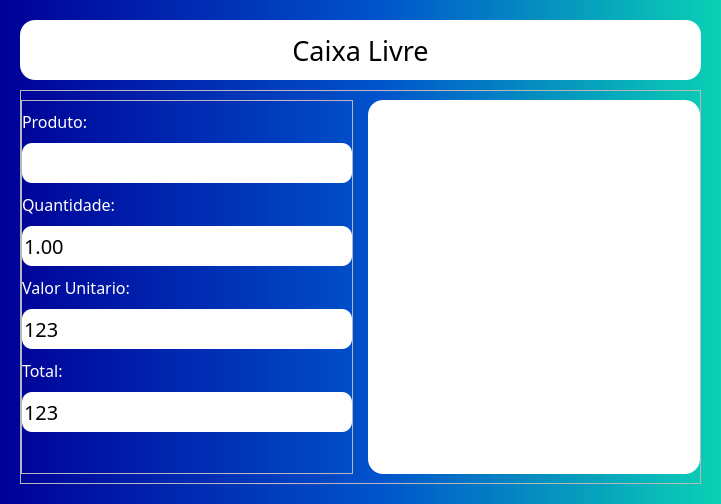
Before: the Qt Designer form ui/caixa.ui in igorcrissaff/CashFlow, drawn with Qt 5.
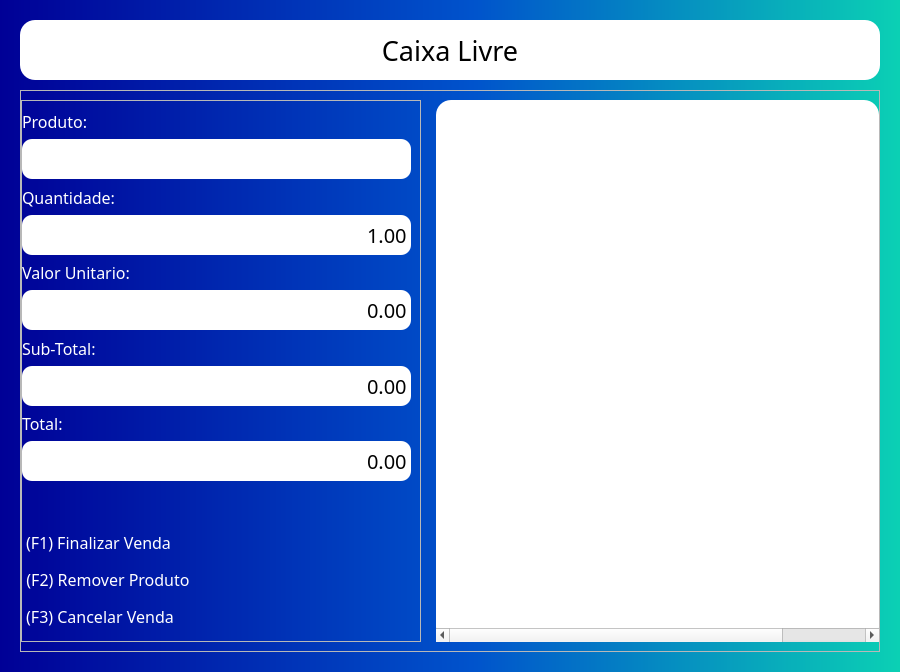
After: the same form once the commit is applied. Icons and pictures are not drawn.

Commit message: caixa finalizado

```diff
--- a/ui/caixa.ui
+++ b/ui/caixa.ui
@@ -6,8 +6,8 @@
    <rect>
     <x>0</x>
     <y>0</y>
-    <width>721</width>
-    <height>504</height>
+    <width>900</width>
+    <height>672</height>
    </rect>
   </property>
   <property name="windowTitle">
@@ -34,7 +34,7 @@
      <number>20</number>
     </property>
     <item>
-     <widget class="QLabel" name="label_5">
+     <widget class="QLabel" name="produto">
       <property name="minimumSize">
        <size>
         <width>0</width>
@@ -104,15 +104,9 @@
           <enum>QFrame::Raised</enum>
          </property>
          <layout class="QVBoxLayout" name="verticalLayout_2">
-          <property name="spacing">
-           <number>10</number>
-          </property>
           <property name="leftMargin">
            <number>0</number>
           </property>
-          <property name="rightMargin">
-           <number>0</number>
-          </property>
           <item>
            <widget class="QLabel" name="label">
             <property name="font">
@@ -186,6 +180,9 @@
              <string notr="true">background-color: rgb(255, 255, 255);
 border-radius: 10px;</string>
             </property>
+            <property name="alignment">
+             <set>Qt::AlignRight|Qt::AlignTrailing|Qt::AlignVCenter</set>
+            </property>
             <property name="buttonSymbols">
              <enum>QAbstractSpinBox::NoButtons</enum>
             </property>
@@ -214,7 +211,7 @@
            </widget>
           </item>
           <item>
-           <widget class="QLineEdit" name="lineEdit_2">
+           <widget class="QDoubleSpinBox" name="valor">
             <property name="minimumSize">
              <size>
               <width>0</width>
@@ -231,12 +228,21 @@
              <string notr="true">background-color: rgb(255, 255, 255);
 border-radius: 10px;</string>
             </property>
-            <property name="text">
-             <string>123</string>
+            <property name="alignment">
+             <set>Qt::AlignRight|Qt::AlignTrailing|Qt::AlignVCenter</set>
             </property>
             <property name="readOnly">
              <bool>true</bool>
             </property>
+            <property name="buttonSymbols">
+             <enum>QAbstractSpinBox::NoButtons</enum>
+            </property>
+            <property name="minimum">
+             <double>0.000000000000000</double>
+            </property>
+            <property name="value">
+             <double>0.000000000000000</double>
+            </property>
            </widget>
           </item>
           <item>
@@ -251,12 +257,63 @@
              <string notr="true">color: rgb(255, 255, 255);</string>
             </property>
             <property name="text">
+             <string>Sub-Total:</string>
+            </property>
+           </widget>
+          </item>
+          <item>
+           <widget class="QDoubleSpinBox" name="sub_total">
+            <property name="minimumSize">
+             <size>
+              <width>0</width>
+              <height>40</height>
+             </size>
+            </property>
+            <property name="font">
+             <font>
+              <family>Rubik</family>
+              <pointsize>15</pointsize>
+             </font>
+            </property>
+            <property name="styleSheet">
+             <string notr="true">background-color: rgb(255, 255, 255);
+border-radius: 10px;</string>
+            </property>
+            <property name="alignment">
+             <set>Qt::AlignRight|Qt::AlignTrailing|Qt::AlignVCenter</set>
+            </property>
+            <property name="readOnly">
+             <bool>true</bool>
+            </property>
+            <property name="buttonSymbols">
+             <enum>QAbstractSpinBox::NoButtons</enum>
+            </property>
+            <property name="minimum">
+             <double>0.000000000000000</double>
+            </property>
+            <property name="value">
+             <double>0.000000000000000</double>
+            </property>
+           </widget>
+          </item>
+          <item>
+           <widget class="QLabel" name="label_5">
+            <property name="font">
+             <font>
+              <family>Rubik</family>
+              <pointsize>12</pointsize>
+             </font>
+            </property>
+            <property name="styleSheet">
+             <string notr="true">color: rgb(255, 255, 255);</string>
+            </property>
+            <property name="text">
              <string>Total:</string>
             </property>
            </widget>
           </item>
           <item>
-           <widget class="QLineEdit" name="lineEdit_3">
+           <widget class="QDoubleSpinBox" name="total">
             <property name="minimumSize">
              <size>
               <width>0</width>
@@ -273,12 +330,24 @@
              <string notr="true">background-color: rgb(255, 255, 255);
 border-radius: 10px;</string>
             </property>
-            <property name="text">
-             <string>123</string>
+            <property name="alignment">
+             <set>Qt::AlignRight|Qt::AlignTrailing|Qt::AlignVCenter</set>
             </property>
             <property name="readOnly">
              <bool>true</bool>
             </property>
+            <property name="buttonSymbols">
+             <enum>QAbstractSpinBox::NoButtons</enum>
+            </property>
+            <property name="prefix">
+             <string/>
+            </property>
+            <property name="minimum">
+             <double>0.000000000000000</double>
+            </property>
+            <property name="value">
+             <double>0.000000000000000</double>
+            </property>
            </widget>
           </item>
           <item>
@@ -286,14 +355,95 @@
             <property name="orientation">
              <enum>Qt::Vertical</enum>
             </property>
+            <property name="sizeType">
+             <enum>QSizePolicy::Preferred</enum>
+            </property>
             <property name="sizeHint" stdset="0">
              <size>
               <width>20</width>
-              <height>31</height>
+              <height>40</height>
              </size>
             </property>
            </spacer>
           </item>
+          <item>
+           <widget class="QPushButton" name="btn_f1">
+            <property name="sizePolicy">
+             <sizepolicy hsizetype="Fixed" vsizetype="Fixed">
+              <horstretch>0</horstretch>
+              <verstretch>0</verstretch>
+             </sizepolicy>
+            </property>
+            <property name="font">
+             <font>
+              <family>Rubik</family>
+              <pointsize>12</pointsize>
+             </font>
+            </property>
+            <property name="styleSheet">
+             <string notr="true">color: rgb(255, 255, 255);</string>
+            </property>
+            <property name="text">
+             <string>(F1) Finalizar Venda</string>
+            </property>
+            <property name="default">
+             <bool>false</bool>
+            </property>
+            <property name="flat">
+             <bool>true</bool>
+            </property>
+           </widget>
+          </item>
+          <item>
+           <widget class="QPushButton" name="btn_f2">
+            <property name="sizePolicy">
+             <sizepolicy hsizetype="Fixed" vsizetype="Fixed">
+              <horstretch>0</horstretch>
+              <verstretch>0</verstretch>
+             </sizepolicy>
+            </property>
+            <property name="font">
+             <font>
+              <family>Rubik</family>
+              <pointsize>12</pointsize>
+             </font>
+            </property>
+            <property name="styleSheet">
+             <string notr="true">color: rgb(255, 255, 255);</string>
+            </property>
+            <property name="text">
+             <string>(F2) Remover Produto</string>
+            </property>
+            <property name="flat">
+             <bool>true</bool>
+            </property>
+           </widget>
+          </item>
+          <item>
+           <widget class="QPushButton" name="btn_f3">
+            <property name="sizePolicy">
+             <sizepolicy hsizetype="Fixed" vsizetype="Fixed">
+              <horstretch>0</horstretch>
+              <verstretch>0</verstretch>
+             </sizepolicy>
+            </property>
+            <property name="font">
+             <font>
+              <family>Rubik</family>
+              <pointsize>12</pointsize>
+             </font>
+            </property>
+            <property name="styleSheet">
+             <string notr="true">color: rgb(255, 255, 255);</string>
+            </property>
+            <property name="text">
+             <string>(F3) Cancelar Venda</string>
+            </property>
+            <property name="flat">
+             <bool>true</bool>
+            </property>
+           </widget>
+          </item>
          </layout>
         </widget>
        </item>
@@ -308,6 +458,49 @@
           <string notr="true">background-color: rgb(255, 255, 255);
 border-radius: 15px;</string>
          </property>
+         <property name="editTriggers">
+          <set>QAbstractItemView::NoEditTriggers</set>
+         </property>
+         <property name="selectionMode">
+          <enum>QAbstractItemView::SingleSelection</enum>
+         </property>
+         <property name="selectionBehavior">
+          <enum>QAbstractItemView::SelectRows</enum>
+         </property>
+         <property name="showGrid">
+          <bool>false</bool>
+         </property>
+         <attribute name="horizontalHeaderVisible">
+          <bool>false</bool>
+         </attribute>
+         <attribute name="verticalHeaderVisible">
+          <bool>false</bool>
+         </attribute>
+         <column>
+          <property name="text">
+           <string>Codigo</string>
+          </property>
+         </column>
+         <column>
+          <property name="text">
+           <string>Produto</string>
+          </property>
+         </column>
+         <column>
+          <property name="text">
+           <string>Valor</string>
+          </property>
+         </column>
+         <column>
+          <property name="text">
+           <string>Qtd</string>
+          </property>
+         </column>
+         <column>
+          <property name="text">
+           <string>Total</string>
+          </property>
+         </column>
         </widget>
        </item>
       </layout>
```
Left out of the diff: 10 changed lines with no effect on the pictures. The commit also changes 13 other files.
